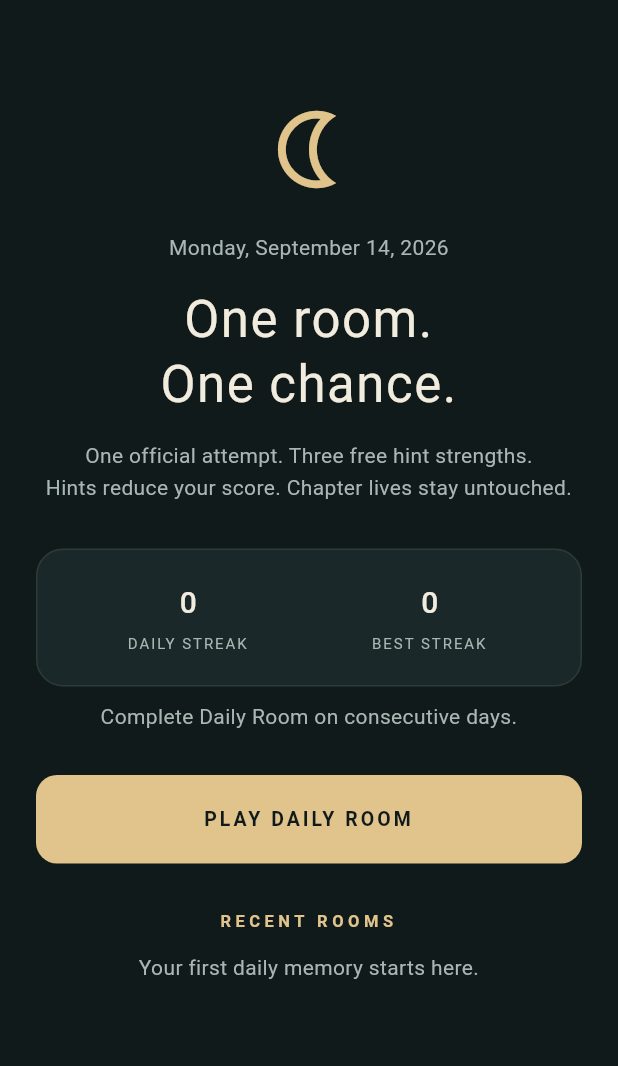
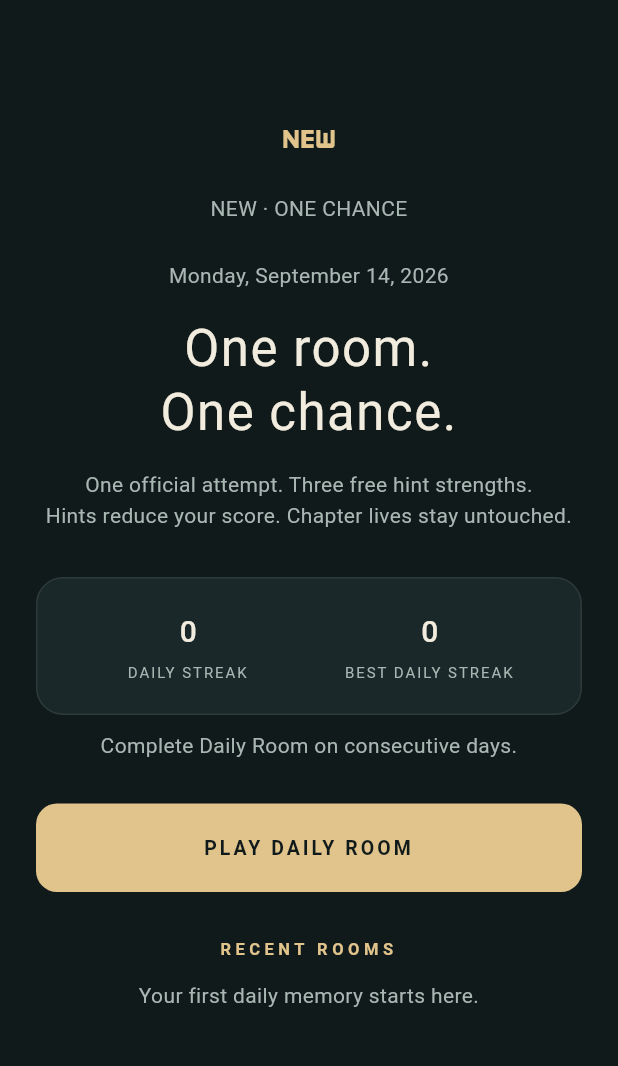
Before and after one commit to MrImran7/ECHO-ROOM, a Flutter app: the DailyScreen screen opened directly, on a phone screen of 412 x 824 dp, the part 53-1119 px from its top. Run offline on Flutter 3.47's test engine with Material 3 defaults, Android fonts, the phone set to English and light mode, and no system bars; our stand-ins replace audioplayers, flutter_riverpod, shared_preferences; missing offline and left inert: flame; accounts and stored records are empty.

Commit message:
feat(daily): polish accessible results and safe history recovery

```diff
--- a/lib/daily/daily_service.dart
+++ b/lib/daily/daily_service.dart
@@ -1,4 +1,5 @@
 import '../models/progress.dart';
+import '../levels/catalog.dart';
 
 /// Injectable local clock. Calendar fields, never elapsed hours, identify a day.
 abstract interface class LocalClock {
@@ -22,6 +23,22 @@ class LocalDailyChallengeSource implements DailyChallengeSource {
   // Keep ordering stable within a version. Bump version when content changes.
   static const eligibleLevels = [6, 7, 8, 9, 10, 11, 13, 14, 15];
   final int version;
+  static void validatePool(GameCatalog catalog, {List<int> ids = eligibleLevels}) {
+    if (ids.isEmpty || ids.toSet().length != ids.length) {
+      throw const FormatException('Daily pool must be nonempty and unique.');
+    }
+    for (final id in ids) {
+      final matches = catalog.levels.where((level) => level.levelId == id);
+      if (matches.length != 1) throw FormatException('Missing daily puzzle $id.');
+      final level = matches.single;
+      if (!['medium', 'hard'].contains(level.difficulty) ||
+          level.hints.length != 3 || level.targets.isEmpty ||
+          !catalog.rooms.containsKey(level.roomId)) {
+        throw FormatException('Puzzle $id is incompatible with Daily Room.');
+      }
+    }
+  }
+
   @override
   int levelFor(DateTime localDate, int count) {
     if (version < 1) throw ArgumentError.value(version, 'version');
--- a/lib/daily/debug_daily_lab.dart
+++ b/lib/daily/debug_daily_lab.dart
@@ -92,8 +92,11 @@ class DailyLabControls extends ConsumerWidget {
     if (!GameConfig.debugTools) return const SizedBox.shrink();
     final clock = ref.read(clockProvider) as DebugDailyClock;
     return Column(children: [
-      const Text('DAILY LAB · MEMORY ONLY', style: TextStyle(color: EchoTheme.gold)),
+      const Text('DAILY LAB · DEBUG / TEST ONLY', style: TextStyle(color: EchoTheme.gold)),
       const Text('Simulated results disappear when you exit. Real progress is untouched.', textAlign: TextAlign.center),
+      Text('${clock.overridden ? 'OVERRIDE' : 'REAL DATE'}: ${dateKey(clock.now())}', textAlign: TextAlign.center),
+      Text('Device date: ${dateKey(clock.base.now())}', textAlign: TextAlign.center),
+      Text('Attempt: ${dailyAttemptState(ref.watch(profileProvider), clock.now()).name}', textAlign: TextAlign.center),
       Wrap(alignment: WrapAlignment.center, children: [
         TextButton(onPressed: () async {
           final date = await showDatePicker(context: context, initialDate: clock.now(),
--- a/lib/game/session_controller.dart
+++ b/lib/game/session_controller.dart
@@ -55,6 +55,7 @@ class SessionController extends Notifier<int> {
     if (!daily) await ref.read(profileProvider.notifier).refreshLives();
     final p = ref.read(profileProvider);
     final today = ref.read(clockProvider).now();
+    if (daily) LocalDailyChallengeSource.validatePool(catalog);
     if (daily)
       levelId = const LocalDailyChallengeSource().levelFor(
         today,
@@ -75,6 +76,9 @@ class SessionController extends Notifier<int> {
     if (date != null && (p.daily[date]?.finalized ?? false))
       throw StateError('Today’s room has already been played.');
     if (date != null && p.daily[date] != null) levelId = p.daily[date]!.levelId;
+    if (daily && !catalog.levels.any((level) => level.levelId == levelId)) {
+      throw StateError('The saved daily puzzle is unavailable in this version. Your attempt has not changed.');
+    }
     final level = catalog.level(levelId);
     final s = GameSession(
       level: level,
@@ -115,6 +119,9 @@ class SessionController extends Notifier<int> {
       throw StateError('This daily result is already recorded.');
     }
     final catalog = ref.read(catalogProvider).requireValue;
+    if (savedDate != null && !catalog.levels.any((level) => level.levelId == saved['levelId'])) {
+      throw StateError('The saved daily puzzle is unavailable in this version. Your attempt has not changed.');
+    }
     final level = catalog.level(saved['levelId'] as int);
     final s = GameSession(
       level: level,
--- a/lib/screens/daily_screen.dart
+++ b/lib/screens/daily_screen.dart
@@ -7,6 +7,7 @@ import '../core/config.dart';
 import '../daily/daily_service.dart';
 import '../daily/debug_daily_lab.dart';
 import '../widgets/common.dart';
+import '../models/progress.dart';
 import 'launch_game.dart';
 
 class DailyScreen extends ConsumerStatefulWidget {
@@ -37,10 +38,12 @@ class _DailyScreenState extends ConsumerState<DailyScreen>
   }
 
   bool _opening = false;
+  String? _entryError;
 
   Future<void> _play() async {
     if (_opening) return;
     _opening = true;
+    _entryError = null;
     try {
     // Read again at touch time: an entry screen may have crossed midnight.
     final p = ref.read(profileProvider);
@@ -53,24 +56,55 @@ class _DailyScreenState extends ConsumerState<DailyScreen>
     }
     await launchGame(context, ref, 1, daily: true, resume: saved != null);
     if (mounted) setState(() {});
+    } on StateError catch (error) {
+      if (mounted) setState(() => _entryError = error.message);
+    } on FormatException catch (error) {
+      if (GameConfig.debugTools) debugPrint('Daily configuration: $error');
+      if (mounted) setState(() => _entryError = 'The daily puzzle could not be loaded. Your attempt is unchanged.');
     } finally { _opening = false; }
   }
 
   @override
   Widget build(BuildContext context) {
+    final loaded = ref.watch(savedProgressProvider);
+    final catalog = ref.watch(catalogProvider);
+    if (loaded.hasError || catalog.hasError) {
+      return Scaffold(appBar: AppBar(title: const Text('DAILY ROOM')),
+        body: PageBody(children: [
+          const Text('DAILY ROOM UNAVAILABLE', textAlign: TextAlign.center),
+          const SizedBox(height: 16),
+          ActionButton('TRY AGAIN', onPressed: () async {
+            if (loaded.hasError) ref.invalidate(savedProgressProvider);
+            if (catalog.hasError) ref.invalidate(catalogProvider);
+          }),
+        ]));
+    }
+    if (!loaded.hasValue || !catalog.hasValue) {
+      return const Scaffold(body: Center(child: CircularProgressIndicator(semanticsLabel: 'Loading Daily Room')));
+    }
     final now = ref.read(clockProvider).now(), p = ref.watch(profileProvider);
     final today = dateKey(now);
     final record = p.daily[today];
     final saved = p.activeSession;
     final savedDate = saved?['dailyDate'] as String?;
     final finalized = record?.finalized ?? false;
-    final formattedDate = MaterialLocalizations.of(context).formatFullDate(now);
+    final owningDate = savedDate == null ? now : DateTime.parse(savedDate);
+    final formattedDate = MaterialLocalizations.of(context).formatFullDate(owningDate);
+    final state = savedDate != null ? DailyAttemptState.interrupted : dailyAttemptState(p, now);
+    final (statusLabel, statusIcon) = switch (state) {
+      DailyAttemptState.available => ('NEW · ONE CHANCE', Icons.fiber_new_outlined),
+      DailyAttemptState.started || DailyAttemptState.interrupted => ('RESUME · EXISTING ATTEMPT', Icons.restore),
+      DailyAttemptState.completed => ('COMPLETE', Icons.check_circle_outline),
+      DailyAttemptState.failed => ('MISSED', Icons.close_rounded),
+    };
     return Scaffold(
       appBar: AppBar(title: const Text('DAILY ROOM')),
       body: PageBody(
         children: [
           const SizedBox(height: 32),
-          const Icon(Icons.nightlight_outlined, color: EchoTheme.gold, size: 62),
+          Icon(statusIcon, color: EchoTheme.gold, size: 48),
+          const SizedBox(height: 12),
+          Text(statusLabel, textAlign: TextAlign.center),
           const SizedBox(height: 24),
           Text(formattedDate, textAlign: TextAlign.center),
           const SizedBox(height: 16),
@@ -87,7 +121,7 @@ class _DailyScreenState extends ConsumerState<DailyScreen>
           const SizedBox(height: 30),
           Panel(child: Row(children: [
             Stat('${visibleDailyStreak(p, now)}', 'DAILY STREAK'),
-            Stat('${p.bestDailyStreak}', 'BEST STREAK'),
+            Stat('${p.bestDailyStreak}', 'BEST DAILY STREAK'),
           ])),
           const SizedBox(height: 10),
           const Text('Complete Daily Room on consecutive days.', textAlign: TextAlign.center),
@@ -105,6 +139,11 @@ class _DailyScreenState extends ConsumerState<DailyScreen>
               const SizedBox(height: 8),
               const Text('A new room awaits at local midnight.', textAlign: TextAlign.center),
             ])),
+          if (_entryError != null) ...[
+            const Text('DAILY ROOM UNAVAILABLE', textAlign: TextAlign.center),
+            Text(_entryError!, textAlign: TextAlign.center),
+            const SizedBox(height: 12),
+          ],
           if (saved != null) ...[
             const SizedBox(height: 12),
             Text(savedDate == null
@@ -125,7 +164,7 @@ class _DailyScreenState extends ConsumerState<DailyScreen>
               contentPadding: EdgeInsets.zero,
               leading: Icon(p.daily[key]!.status == 'won' ? Icons.check : p.daily[key]!.status == 'lost' ? Icons.close : Icons.pause, color: EchoTheme.gold),
               title: Text(MaterialLocalizations.of(context).formatMediumDate(DateTime.parse(key))),
-              trailing: Text(switch (p.daily[key]!.status) {
+              subtitle: Text(switch (p.daily[key]!.status) {
                 'won' => 'SOLVED · ${p.daily[key]!.time.toStringAsFixed(2)}s',
                 'lost' => 'MISSED',
                 _ => 'UNFINISHED',
--- a/lib/screens/gameplay_screen.dart
+++ b/lib/screens/gameplay_screen.dart
@@ -364,7 +364,7 @@ class _GameplayScreenState extends ConsumerState<GameplayScreen>
                                 : s.phase == GamePhase.observing
                                 ? 'Remember the room. A detail will change.'
                                 : s.dailyDate != null
-                                ? 'ONE OFFICIAL ATTEMPT · 3 FREE HINT STRENGTHS'
+                                ? (s.hints > 0 ? 'DAILY HINT USED · SCORE REDUCED' : 'ONE OFFICIAL ATTEMPT · 3 FREE DAILY HINTS')
                                 : 'Tap what changed — even if it disappeared.',
                             textAlign: TextAlign.center,
                             style: const TextStyle(fontSize: 12),
@@ -387,6 +387,8 @@ class _GameplayScreenState extends ConsumerState<GameplayScreen>
                                   label: Text(
                                     s.hints == 3
                                         ? 'REVEALED'
+                                        : s.dailyDate != null
+                                        ? 'DAILY HINT ${s.hints + 1}/3 · FREE'
                                         : 'HINT ${s.hints + 1} · ${s.dailyDate == null ? GameConfig.hintCosts[math.min(s.hints, 2)].toString() : 'FREE'}',
                                   ),
                                   style: OutlinedButton.styleFrom(
--- a/lib/screens/result_screen.dart
+++ b/lib/screens/result_screen.dart
@@ -9,6 +9,7 @@ import '../app/theme.dart';
 import '../collection/definitions.dart';
 import '../game/session.dart';
 import '../core/config.dart';
+import '../daily/daily_result_body.dart';
 import '../services/audio_service.dart';
 import '../services/progression_service.dart';
 import '../widgets/common.dart';
@@ -117,7 +118,10 @@ class _ResultScreenState extends ConsumerState<ResultScreen> {
       canPop: !_leaving,
       child: Scaffold(
         appBar: AppBar(title: Text(daily ? 'DAILY ROOM' : 'THE APARTMENT')),
-        body: PageBody(
+        body: daily ? DailyResultBody(
+          date: s.dailyDate!, record: done.progress.daily[s.dailyDate]!, progress: p,
+          onHome: _leaving ? null : _home,
+        ) : PageBody(
           children: [
             const SizedBox(height: 24),
             Icon(
```
Also changed, not shown: lib/daily/daily_result_body.dart (added, +66 -0 lines), lib/models/progress.dart (+35 -3 lines), lib/screens/home_screen.dart (+7 -1 lines), 3 other files.
